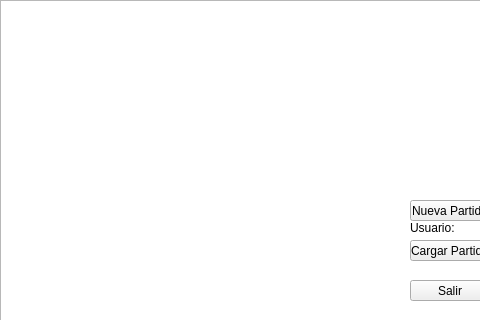
Old version of the form juego/mainwindow.ui in the repository ceruz99/ProyectoFinalInf2; both pictures show x 0 to 480 and y 0 to 320 of the 960 by 960 pixel window.
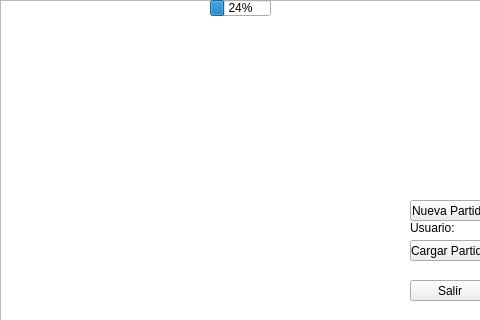
New version of the form.

Patch:
```diff
--- a/juego/mainwindow.ui
+++ b/juego/mainwindow.ui
@@ -181,6 +181,19 @@
      <string>Intente con otro usuario</string>
     </property>
    </widget>
+   <widget class="QProgressBar" name="BarraVida">
+    <property name="geometry">
+     <rect>
+      <x>210</x>
+      <y>0</y>
+      <width>61</width>
+      <height>16</height>
+     </rect>
+    </property>
+    <property name="value">
+     <number>24</number>
+    </property>
+   </widget>
   </widget>
   <widget class="QMenuBar" name="menubar">
    <property name="geometry">
```
